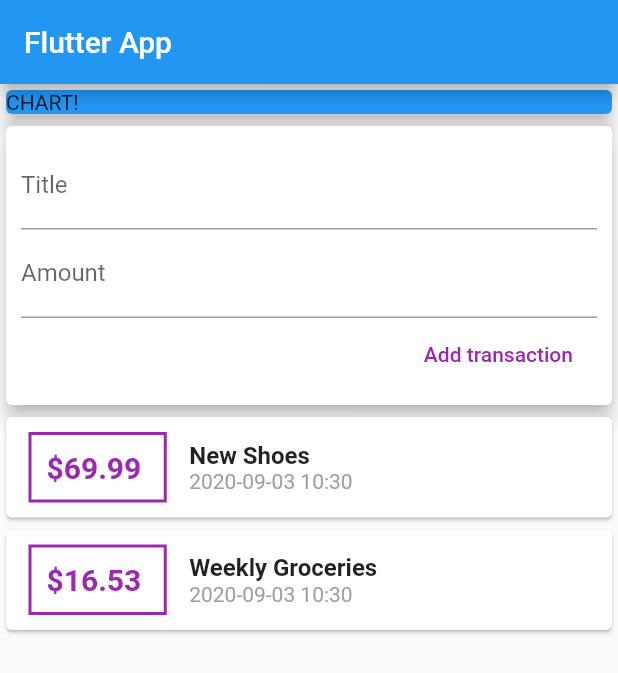
After one commit to kicok/flu_real_app, a Flutter app: the screen it shows after launch, after a tap on "Add transaction", on a phone screen of 412 x 824 dp. The commit adds this screen. Shown: the top 673 px of the screen. Run offline on Flutter 3.47's test engine with Material 2 defaults, Android fonts, the phone set to English and light mode, and no system bars.

Commit message:
add ListView.builder

```diff
--- /dev/null
+++ b/lib/widgets/new_transaction.dart
@@ -0,0 +1,57 @@
+import 'package:flutter/material.dart';
+
+class NewTransaction extends StatelessWidget {
+  final titleController = TextEditingController();
+  final amountController = TextEditingController();
+
+  final Function addTx;
+  NewTransaction(this.addTx);
+
+  void submitData() {
+    final enteredTitle = titleController.text;
+    final enteredAmount = double.parse(amountController.text);
+
+    if (enteredTitle.isEmpty || enteredAmount <= 0) {
+      return;
+    }
+    addTx(
+      enteredTitle,
+      enteredAmount,
+    );
+  }
+
+  @override
+  Widget build(BuildContext context) {
+    return Card(
+      elevation: 5,
+      child: Container(
+        padding: EdgeInsets.all(10),
+        child: Column(
+          crossAxisAlignment: CrossAxisAlignment.end,
+          children: [
+            TextField(
+              decoration: InputDecoration(labelText: 'Title'),
+              controller: titleController,
+              onSubmitted: (_) => submitData(),
+              // onChanged: (val) {
+              //   // titleInput = val;
+              // },
+            ),
+            TextField(
+              decoration: InputDecoration(labelText: 'Amount'),
+              controller: amountController,
+              keyboardType: TextInputType.number,
+              onSubmitted: (_) => submitData(),
+              // onChanged: (val) => amountInput = val,
+            ),
+            FlatButton(
+              child: Text('Add transaction'),
+              textColor: Colors.purple,
+              onPressed: submitData,
+            )
+          ],
+        ),
+      ),
+    );
+  }
+}
--- /dev/null
+++ b/lib/widgets/transaction_list.dart
@@ -0,0 +1,67 @@
+import 'package:flutter/material.dart';
+import '../models/transaction.dart';
+import 'package:intl/intl.dart';
+
+class TransactionList extends StatelessWidget {
+  final List<Transaction> transactions;
+
+  TransactionList(this.transactions);
+
+  @override
+  Widget build(BuildContext context) {
+    return Container(
+      height: 300,
+      child: ListView.builder(
+        itemBuilder: (ctx, index) {
+          return Card(
+            child: Row(
+              children: [
+                Container(
+                  margin: EdgeInsets.symmetric(
+                    vertical: 10,
+                    horizontal: 15,
+                  ),
+                  decoration: BoxDecoration(
+                    border: Border.all(
+                      color: Colors.purple,
+                      width: 2,
+                    ),
+                  ),
+                  padding: EdgeInsets.all(10),
+                  child: Text(
+                    '\$${transactions[index].amount.toStringAsFixed(2)} ',
+                    style: TextStyle(
+                      fontWeight: FontWeight.bold,
+                      fontSize: 20,
+                      color: Colors.purple,
+                    ),
+                  ),
+                ),
+                Column(
+                  crossAxisAlignment: CrossAxisAlignment.start,
+                  children: [
+                    Text(
+                      transactions[index].title,
+                      style: TextStyle(
+                        fontSize: 16,
+                        fontWeight: FontWeight.bold,
+                      ),
+                    ),
+                    Text(
+                      DateFormat('yyyy-MM-dd H:m')
+                          .format(transactions[index].date),
+                      style: TextStyle(
+                        color: Colors.grey,
+                      ),
+                    ),
+                  ],
+                ),
+              ],
+            ),
+          );
+        },
+        itemCount: transactions.length,
+      ),
+    );
+  }
+}
--- /dev/null
+++ b/lib/widgets/user_transaction.dart
@@ -0,0 +1,49 @@
+import 'package:flutter/material.dart';
+import '../models/transaction.dart';
+import './new_transaction.dart';
+import './transaction_list.dart';
+
+class UserTransaction extends StatefulWidget {
+  @override
+  _UserTransactionState createState() => _UserTransactionState();
+}
+
+class _UserTransactionState extends State<UserTransaction> {
+  List<Transaction> _userTransactions = [
+    Transaction(
+      id: 't1',
+      title: 'New Shoes',
+      amount: 69.99,
+      date: DateTime.now(),
+    ),
+    Transaction(
+      id: 't2',
+      title: 'Weekly Groceries',
+      amount: 16.53,
+      date: DateTime.now(),
+    ),
+  ];
+
+  void _addNewTransaction(String txTitle, double txAmount) {
+    final newTx = Transaction(
+      id: DateTime.now().toString(),
+      title: txTitle,
+      amount: txAmount,
+      date: DateTime.now(),
+    );
+
+    setState(() {
+      _userTransactions.add(newTx);
+    });
+  }
+
+  @override
+  Widget build(BuildContext context) {
+    return Column(
+      children: [
+        NewTransaction(_addNewTransaction),
+        TransactionList(_userTransactions),
+      ],
+    );
+  }
+}
```
Also changed, not shown: lib/main.dart (+4 -102 lines).
